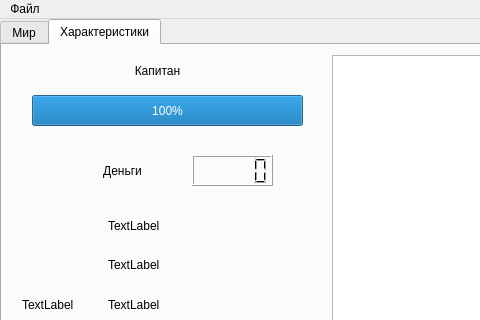
First picture: the form in mainwindow.ui, repository 6rayWa1cher/codename-piratelands, before the edit; both pictures show x 0 to 480 and y 0 to 320 of the 892 by 634 pixel window.
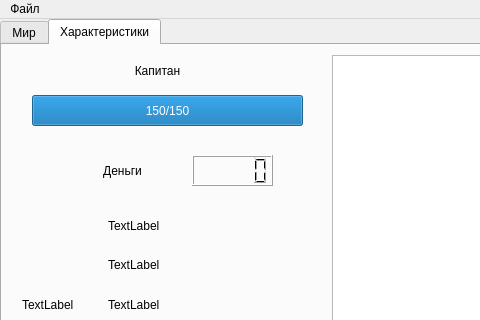
Second picture: the form after the edit. Icons and pictures are not drawn.

Diff of the .ui file:
```diff
--- a/mainwindow.ui
+++ b/mainwindow.ui
@@ -186,7 +186,7 @@
        <number>150</number>
       </property>
       <property name="format">
-       <string>%p%</string>
+       <string>%v/%m</string>
       </property>
      </widget>
      <widget class="QLCDNumber" name="money_display">
```
